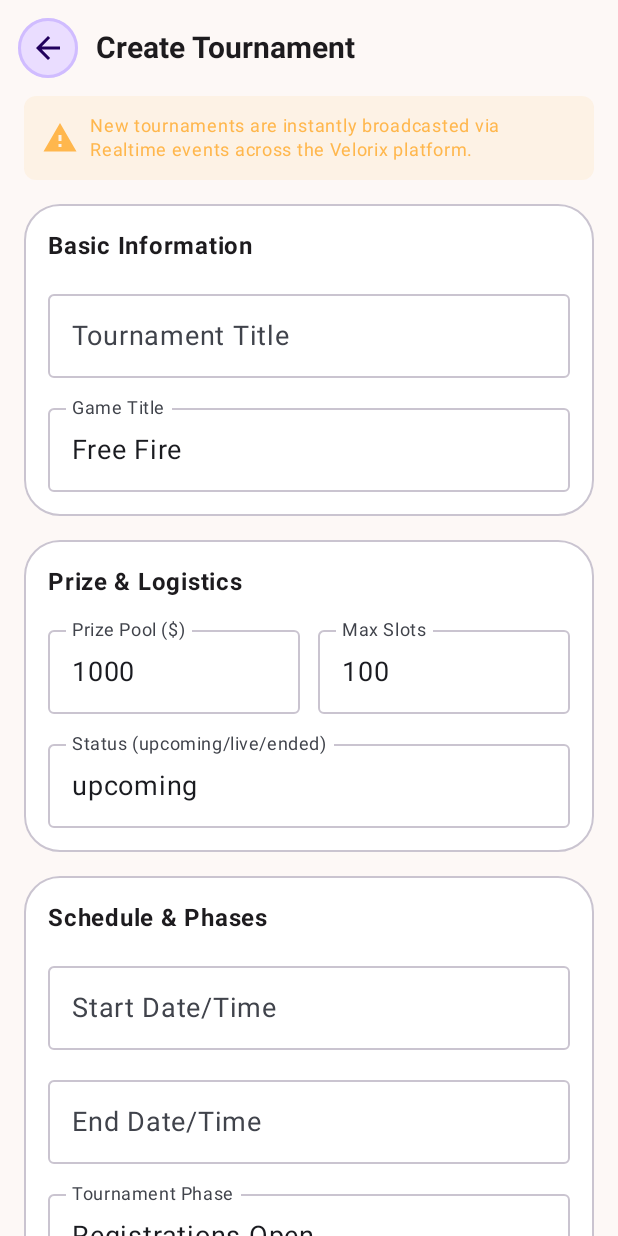
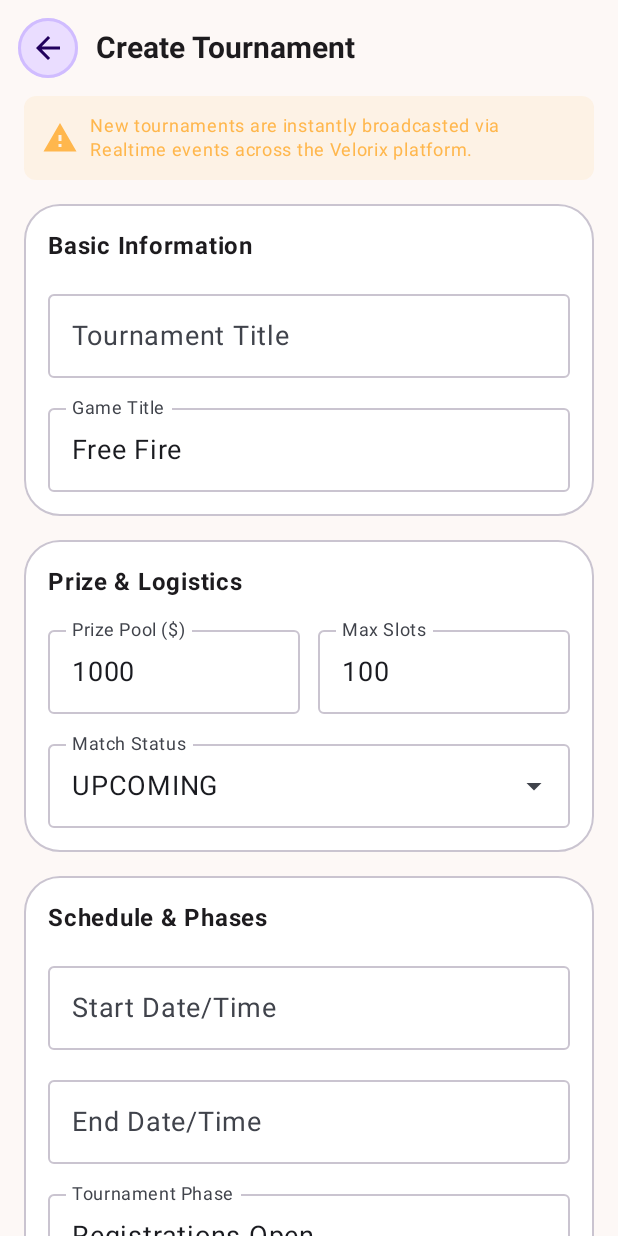
Before and after one commit to VX-ANANT/Velo-panel, an Android app built with Jetpack Compose: the composable CreateTournamentScreen shown on its own in the app's theme, on a phone screen of 412 x 824 dp. Run offline under Robolectric (Android 15) with nearby library versions, the light colour scheme and no system bars; 1 statement that could not run was skipped.

Commit message:
refactor: update tournament data and UI enhancements
- Point repository to "transactions" table for registrations
- Add error handling to repository methods
- Implement dropdown for tournament status selection
- Fix login credential logic and session handling

```diff
--- a/app/src/main/java/com/example/ui/CreateTournamentScreen.kt
+++ b/app/src/main/java/com/example/ui/CreateTournamentScreen.kt
@@ -21,6 +21,12 @@
 import com.example.domain.model.Tournament
 import com.example.ui.theme.*
 import java.util.UUID
+import android.app.DatePickerDialog
+import android.app.TimePickerDialog
+import androidx.compose.ui.platform.LocalContext
+import java.util.Calendar
+import java.text.SimpleDateFormat
+import java.util.Locale
 
 @OptIn(ExperimentalMaterial3Api::class)
 @Composable
@@ -131,36 +137,87 @@
                         )
                     }
                     Spacer(modifier = Modifier.height(12.dp))
+                    var expanded by remember { mutableStateOf(false) }
+                    val statusOptions = listOf("upcoming", "live", "ended")
+                    ExposedDropdownMenuBox(
+                        expanded = expanded,
+                        onExpandedChange = { expanded = !expanded }
+                    ) {
                         OutlinedTextField(
-                        value = status,
-                        onValueChange = { status = it },
-                        label = { Text("Status (upcoming/live/ended)") },
-                        modifier = Modifier.fillMaxWidth(),
+                            value = status.uppercase(),
+                            onValueChange = {},
+                            readOnly = true,
+                            label = { Text("Match Status") },
+                            trailingIcon = { ExposedDropdownMenuDefaults.TrailingIcon(expanded = expanded) },
+                            modifier = Modifier.fillMaxWidth().menuAnchor(),
                             colors = OutlinedTextFieldDefaults.colors(focusedBorderColor = VelorixAccent, unfocusedBorderColor = CardVerifyBorder)
                         )
+                        ExposedDropdownMenu(
+                            expanded = expanded,
+                            onDismissRequest = { expanded = false },
+                            modifier = Modifier.background(Color(0xFF2A2A2A))
+                        ) {
+                            statusOptions.forEach { option ->
+                                DropdownMenuItem(
+                                    text = { Text(option.uppercase(), color = Color.White) },
+                                    onClick = {
+                                        status = option
+                                        expanded = false
+                                    }
+                                )
+                            }
+                        }
+                    }
                 }
             }
 
             item {
+                val context = LocalContext.current
+                val dateFormatter = SimpleDateFormat("yyyy-MM-dd'T'HH:mm:ss'Z'", Locale.getDefault())
+
                 SettingsCard {
                     Text("Schedule & Phases", fontSize = 16.sp, fontWeight = FontWeight.Bold, color = VelorixTextPrimary, modifier = Modifier.padding(bottom = 12.dp))
+                    Box {
                         OutlinedTextField(
                             value = startsAt,
-                        onValueChange = { startsAt = it },
+                            onValueChange = { },
+                            readOnly = true,
                             label = { Text("Start Date/Time") },
                             modifier = Modifier.fillMaxWidth(),
-                        placeholder = { Text("e.g. 2023-12-01T18:00:00Z") },
+                            placeholder = { Text("Pick Date and Time") },
                             colors = OutlinedTextFieldDefaults.colors(focusedBorderColor = VelorixAccent, unfocusedBorderColor = CardVerifyBorder)
                         )
+                        Box(modifier = Modifier.matchParentSize().clickable {
+                            val calendar = Calendar.getInstance()
+                            DatePickerDialog(context, { _, year, month, day ->
+                                TimePickerDialog(context, { _, hour, minute ->
+                                    calendar.set(year, month, day, hour, minute, 0)
+                                    startsAt = dateFormatter.format(calendar.time)
+                                }, calendar.get(Calendar.HOUR_OF_DAY), calendar.get(Calendar.MINUTE), false).show()
+                            }, calendar.get(Calendar.YEAR), calendar.get(Calendar.MONTH), calendar.get(Calendar.DAY_OF_MONTH)).show()
+                        })
+                    }
                     Spacer(modifier = Modifier.height(12.dp))
+                    Box {
                         OutlinedTextField(
                             value = endsAt,
-                        onValueChange = { endsAt = it },
+                            onValueChange = { },
+                            readOnly = true,
                             label = { Text("End Date/Time") },
                             modifier = Modifier.fillMaxWidth(),
-                        placeholder = { Text("e.g. 2023-12-05T18:00:00Z") },
+                            placeholder = { Text("Pick Date and Time") },
                             colors = OutlinedTextFieldDefaults.colors(focusedBorderColor = VelorixAccent, unfocusedBorderColor = CardVerifyBorder)
                         )
+                        Box(modifier = Modifier.matchParentSize().clickable {
+                            val calendar = Calendar.getInstance()
+                            DatePickerDialog(context, { _, year, month, day ->
+                                TimePickerDialog(context, { _, hour, minute ->
+                                    calendar.set(year, month, day, hour, minute, 0)
+                                    endsAt = dateFormatter.format(calendar.time)
+                                }, calendar.get(Calendar.HOUR_OF_DAY), calendar.get(Calendar.MINUTE), false).show()
+                            }, calendar.get(Calendar.YEAR), calendar.get(Calendar.MONTH), calendar.get(Calendar.DAY_OF_MONTH)).show()
+                        })
+                    }
                     Spacer(modifier = Modifier.height(12.dp))
                     OutlinedTextField(
                         value = phase,
--- a/app/src/main/java/com/example/ui/LoginScreen.kt
+++ b/app/src/main/java/com/example/ui/LoginScreen.kt
@@ -109,14 +109,14 @@
                         isLoading = true
                         errorMessage = null
                         try {
-                            if (email == "anantisback47@gmail.com" && password == "VX_OFFICIAL") {
-                                onLoginSuccess(email)
+                            if (email.trim() == "anantisback47@gmail.com" && password == "VX_OFFICIAL") {
+                                onLoginSuccess(email.trim())
                             } else {
                                 supabaseClient.auth.signInWith(Email) {
                                     this.email = email
                                     this.password = password
                                 }
-                                onLoginSuccess(null)
+                                onLoginSuccess(supabaseClient.auth.currentSessionOrNull()?.user?.email)
                             }
                         } catch (e: Exception) {
                             val msg = e.message ?: "Login failed"
```
Also changed, not shown: app/src/main/java/com/example/data/repository/TournamentRepositoryImpl.kt (+16 -4 lines). Lines whose indentation alone changed are shown as unchanged.
